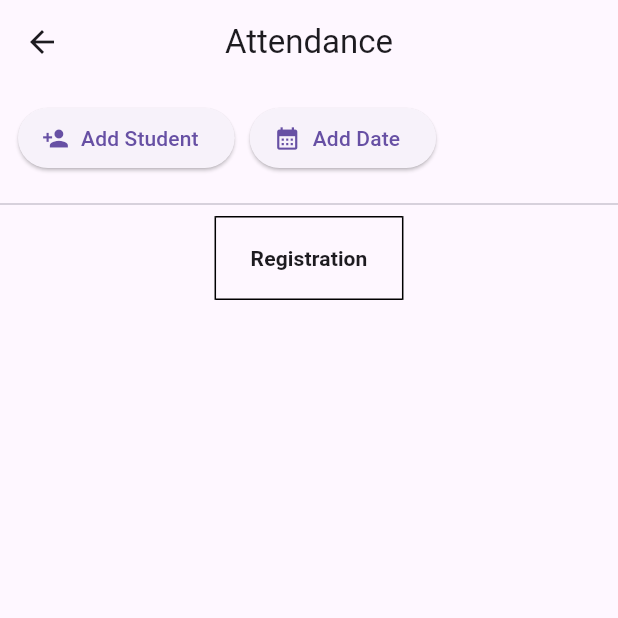
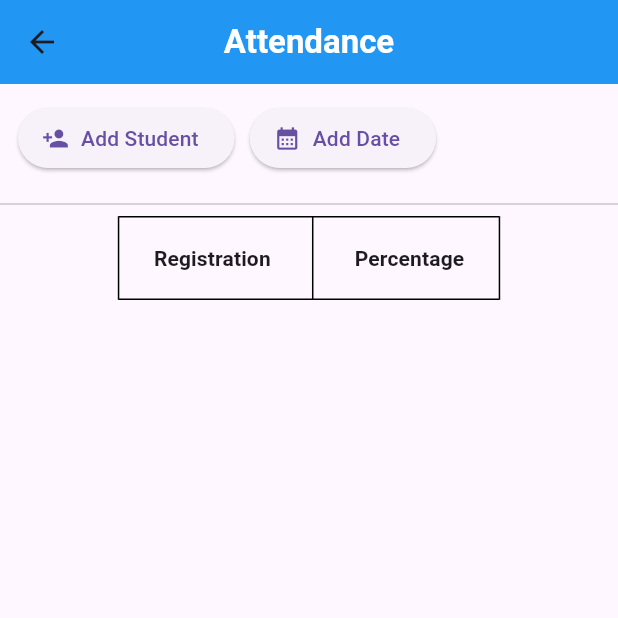
Before and after one commit to ariba450/attendence_app_final, a Flutter app: the AttendancePage screen opened directly, on a phone screen of 412 x 824 dp, the top half of it. Run offline on Flutter 3.47's test engine with Material 3 defaults, Android fonts, the phone set to English and light mode, and no system bars.

Commit message:
some modification

```diff
--- a/lib/pages/attendance_page.dart
+++ b/lib/pages/attendance_page.dart
@@ -77,8 +77,13 @@ class _AttendancePageState extends State<AttendancePage> {
 
   // Add a new date
   void addDate() {
+    final now = DateTime.now();
+
+    String newDate =
+        "${now.day}/${now.month}/${now.year}";
+
     setState(() {
-      dates.add("Day ${dates.length + 1}");
+      dates.add(newDate);
 
       // Add false for the new date
       // for every existing student.
@@ -88,12 +93,36 @@ class _AttendancePageState extends State<AttendancePage> {
     });
   }
 
+  // Calculate attendance percentage
+  double getPercentage(int studentIndex) {
+    if (dates.isEmpty) {
+      return 0;
+    }
+
+    int presentCount = 0;
+
+    for (int i = 0; i < dates.length; i++) {
+      if (attendance[studentIndex][i]) {
+        presentCount++;
+      }
+    }
+
+    return (presentCount / dates.length) * 100;
+  }
+
   @override
   Widget build(BuildContext context) {
     return Scaffold(
       appBar: AppBar(
-        title: const Text("Attendance"),
+        title: const Text(
+          "Attendance",
+          style: TextStyle(
+            fontWeight: FontWeight.bold,
+            color: Colors.white,
+          ),
+        ),
         centerTitle: true,
+        backgroundColor: Colors.blue,
       ),
 
       body: Column(
@@ -137,6 +166,7 @@ class _AttendancePageState extends State<AttendancePage> {
                   border: TableBorder.all(),
 
                   columns: [
+                    // Registration column
                     const DataColumn(
                       label: Text(
                         "Registration",
@@ -146,7 +176,7 @@ class _AttendancePageState extends State<AttendancePage> {
                       ),
                     ),
 
-                    // Create a column for every date
+                    // Date columns
                     ...dates.map(
                           (date) {
                         return DataColumn(
@@ -158,6 +188,16 @@ class _AttendancePageState extends State<AttendancePage> {
                           ),
                         );
                       },
+                    ),
+
+                    // Percentage column
+                    const DataColumn(
+                      label: Text(
+                        "Percentage",
+                        style: TextStyle(
+                          fontWeight: FontWeight.bold,
+                        ),
+                      ),
                     ),
                   ],
 
@@ -185,7 +225,8 @@ class _AttendancePageState extends State<AttendancePage> {
                               return DataCell(
                                 Checkbox(
                                   value: attendance[
-                                  studentIndex][dateIndex],
+                                  studentIndex]
+                                  [dateIndex],
 
                                   onChanged: (value) {
                                     setState(() {
@@ -198,6 +239,16 @@ class _AttendancePageState extends State<AttendancePage> {
                                 ),
                               );
                             },
+                          ),
+
+                          // Percentage
+                          DataCell(
+                            Text(
+                              "${getPercentage(studentIndex).toStringAsFixed(1)}%",
+                              style: const TextStyle(
+                                fontWeight: FontWeight.bold,
+                              ),
+                            ),
                           ),
                         ],
                       );
```
